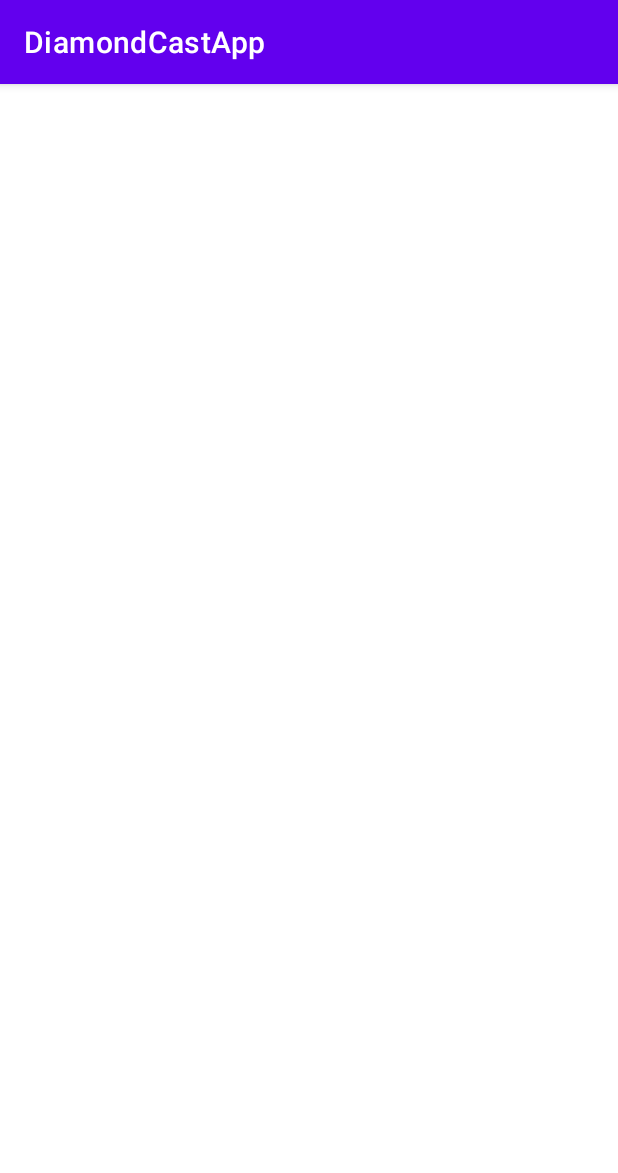
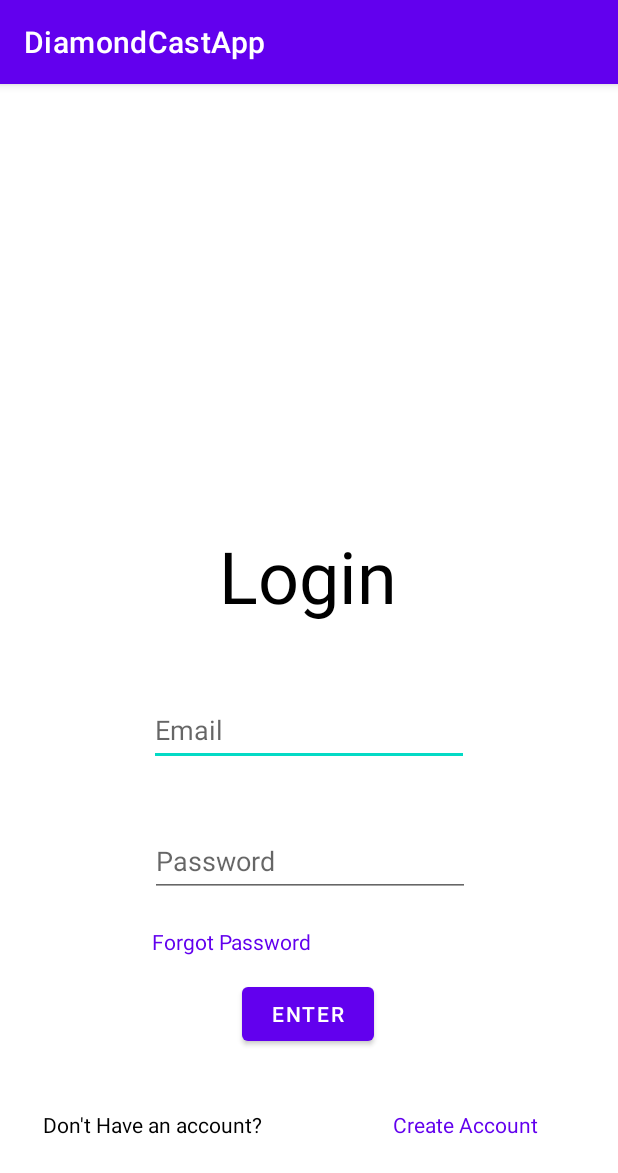
Before and after one commit to SCCapstone/DiamondCast, an Android app: the screen it shows after launch (LoginActivity), on a phone screen of 412 x 824 dp. Shown: the top 1173 px of the screen. Run offline under Robolectric (Android 15) with nearby library versions, the light colour scheme and no system bars.

Commit message:
started working on login activity

```diff
--- a/DiamondCastApp/app/src/main/res/layout/activity_login.xml
+++ b/DiamondCastApp/app/src/main/res/layout/activity_login.xml
@@ -4,6 +4,104 @@
     xmlns:tools="http://schemas.android.com/tools"
     android:layout_width="match_parent"
     android:layout_height="match_parent"
-    tools:context=".LoginActivity">
+    tools:context=".LoginActivity"
+    tools:layout_editor_absoluteX="0dp"
+    tools:layout_editor_absoluteY="12dp">
 
+    <TextView
+        android:id="@+id/loginText"
+        android:layout_width="150dp"
+        android:layout_height="70dp"
+        android:text="@string/login"
+        android:textAlignment="center"
+        android:textColor="@color/black"
+        android:textSize="48sp"
+        app:layout_constraintBottom_toBottomOf="parent"
+        app:layout_constraintEnd_toEndOf="parent"
+        app:layout_constraintHorizontal_bias="0.498"
+        app:layout_constraintStart_toStartOf="parent"
+        app:layout_constraintTop_toTopOf="parent"
+        app:layout_constraintVertical_bias="0.423" />
+
+    <Button
+        android:id="@+id/loginEnter"
+        android:layout_width="wrap_content"
+        android:layout_height="wrap_content"
+        android:text="@string/enter"
+        app:layout_constraintBottom_toBottomOf="parent"
+        app:layout_constraintEnd_toEndOf="parent"
+        app:layout_constraintHorizontal_bias="0.498"
+        app:layout_constraintStart_toStartOf="parent"
+        app:layout_constraintTop_toTopOf="parent"
+        app:layout_constraintVertical_bias="0.828" />
+
+    <EditText
+        android:id="@+id/loginEmail"
+        android:layout_width="wrap_content"
+        android:layout_height="wrap_content"
+        android:ems="10"
+        android:hint="@string/email"
+        android:inputType="textEmailAddress"
+        android:minHeight="48dp"
+        app:layout_constraintBottom_toBottomOf="parent"
+        app:layout_constraintEnd_toEndOf="parent"
+        app:layout_constraintHorizontal_bias="0.5"
+        app:layout_constraintStart_toStartOf="parent"
+        app:layout_constraintTop_toTopOf="parent"
+        app:layout_constraintVertical_bias="0.565" />
+
+    <EditText
+        android:id="@+id/loginPassword"
+        android:layout_width="wrap_content"
+        android:layout_height="wrap_content"
+        android:ems="10"
+        android:hint="@string/password"
+        android:hintTextColor="#757575"
+        android:inputType="textPassword"
+        android:minHeight="48dp"
+        app:layout_constraintBottom_toBottomOf="parent"
+        app:layout_constraintEnd_toEndOf="parent"
+        app:layout_constraintHorizontal_bias="0.502"
+        app:layout_constraintStart_toStartOf="parent"
+        app:layout_constraintTop_toTopOf="parent"
+        app:layout_constraintVertical_bias="0.686" />
+
+    <TextView
+        android:id="@+id/loginDontHaveAccount"
+        android:layout_width="wrap_content"
+        android:layout_height="wrap_content"
+        android:text="@string/don_t_have_an_account"
+        android:textColor="@color/black"
+        app:layout_constraintBottom_toBottomOf="parent"
+        app:layout_constraintEnd_toEndOf="parent"
+        app:layout_constraintHorizontal_bias="0.109"
+        app:layout_constraintStart_toStartOf="parent"
+        app:layout_constraintTop_toTopOf="parent"
+        app:layout_constraintVertical_bias="0.914" />
+
+    <TextView
+        android:id="@+id/loginForgotPassword"
+        android:layout_width="wrap_content"
+        android:layout_height="wrap_content"
+        android:text="@string/forgot_password"
+        android:textColor="@color/purple_500"
+        app:layout_constraintBottom_toBottomOf="parent"
+        app:layout_constraintEnd_toEndOf="parent"
+        app:layout_constraintHorizontal_bias="0.332"
+        app:layout_constraintStart_toStartOf="parent"
+        app:layout_constraintTop_toTopOf="parent"
+        app:layout_constraintVertical_bias="0.751" />
+
+    <TextView
+        android:id="@+id/loginCreateAccount"
+        android:layout_width="wrap_content"
+        android:layout_height="wrap_content"
+        android:text="@string/create_account"
+        android:textColor="@color/purple_500"
+        app:layout_constraintBottom_toBottomOf="parent"
+        app:layout_constraintEnd_toEndOf="parent"
+        app:layout_constraintHorizontal_bias="0.831"
+        app:layout_constraintStart_toStartOf="parent"
+        app:layout_constraintTop_toTopOf="parent"
+        app:layout_constraintVertical_bias="0.914" />
 </androidx.constraintlayout.widget.ConstraintLayout>
--- a/DiamondCastApp/app/src/main/res/values/strings.xml
+++ b/DiamondCastApp/app/src/main/res/values/strings.xml
@@ -1,3 +1,10 @@
 <resources>
     <string name="app_name">DiamondCastApp</string>
+    <string name="login">Login</string>
+    <string name="enter">Enter</string>
+    <string name="email">Email</string>
+    <string name="password">Password</string>
+    <string name="don_t_have_an_account">Don\'t Have an account?</string>
+    <string name="create_account">Create Account</string>
+    <string name="forgot_password">Forgot Password</string>
 </resources>
```
